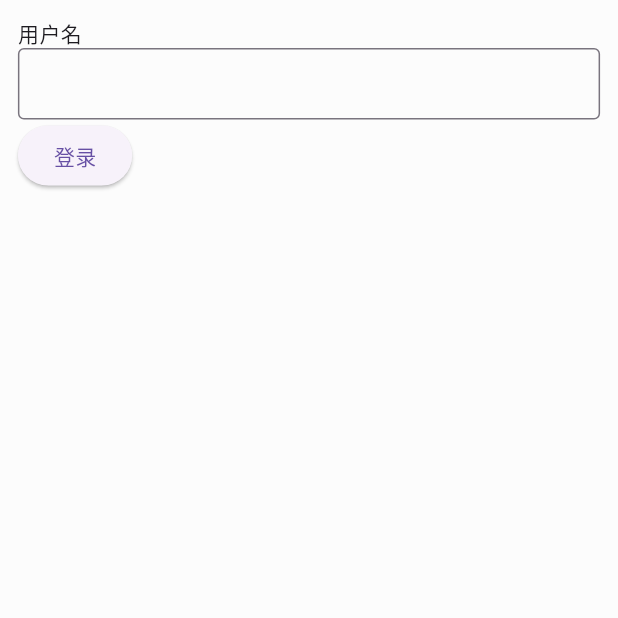
After one commit to ManXliu/food-app, a Flutter app: the LoginPage screen opened by its route, on a phone screen of 412 x 824 dp, the top half of it. The commit adds this screen. Run offline on Flutter 3.47's test engine with Material 3 defaults, Android fonts, the phone set to English and light mode, and no system bars; our stand-ins replace flutter_native_splash, flutter_riverpod, flutter_screenutil, go_router, riverpod_annotation; generated files the repository leaves out were written again.

Commit message:
登录部分代码

```diff
--- a/lib/base/router.dart
+++ b/lib/base/router.dart
@@ -1,5 +1,5 @@
 import 'package:first_flutter_project/page/home.dart';
-import 'package:first_flutter_project/page/categories.dart';
+import 'package:first_flutter_project/page/login.dart';
 import 'package:flutter/material.dart';
 import 'package:go_router/go_router.dart';
 
@@ -12,9 +12,9 @@ final GoRouter router = GoRouter(
       },
       routes: <RouteBase>[
         GoRoute(
-          path: '/categories',
+          path: '/login',
           builder: (BuildContext context, GoRouterState state) {
-            return Categories();
+            return LoginPage();
           },
         ),
       ],
--- /dev/null
+++ b/lib/page/login.dart
@@ -0,0 +1,46 @@
+import 'package:flutter/material.dart';
+import 'package:flutter_screenutil/flutter_screenutil.dart';
+
+class LoginPage extends StatelessWidget {
+  const LoginPage({super.key});
+
+  @override
+  Widget build(BuildContext context) {
+    return Scaffold(
+      backgroundColor: Color(0xFFfcfcfc),
+      body: SingleChildScrollView(
+        child: SafeArea(
+          child: Padding(
+            padding: EdgeInsetsGeometry.symmetric(
+              vertical: 10.h,
+              horizontal: 10.h,
+            ),
+            child: Column(
+              crossAxisAlignment: CrossAxisAlignment.start,
+              children: [
+                Text('用户名'),
+                SizedBox(
+                  height: 40.h,
+                  child: TextField(
+                    decoration: InputDecoration(border: OutlineInputBorder()),
+                  ),
+                ),
+                SizedBox(
+                  child: Row(
+                    children: [
+                      ElevatedButton(
+                        onPressed: () {},
+                        child: Text("登录"),
+                        style: ButtonStyle(),
+                      ),
+                    ],
+                  ),
+                ),
+              ],
+            ),
+          ),
+        ),
+      ),
+    );
+  }
+}
```
Also changed, not shown: lib/page/home.dart (+9 -8 lines), lib/page/search/food_grid_view.dart (+7 -1 lines).
